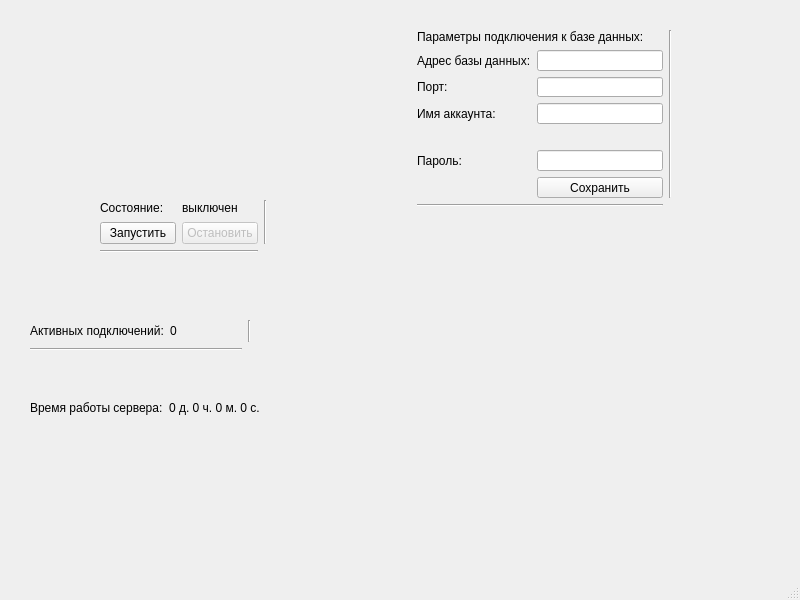
This is src/mainwindow.ui in SyrtcevVadim/BesMesServer as Qt 5 draws it before an edit. The edited form follows.
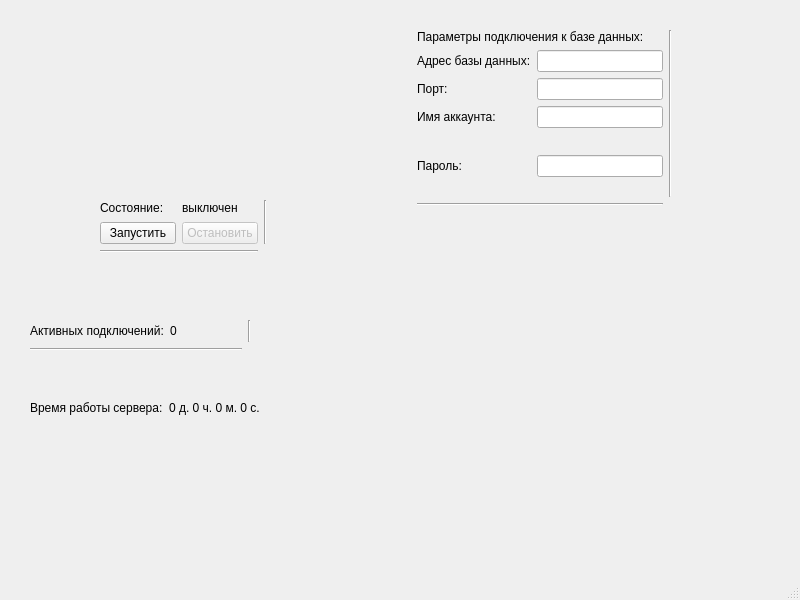
This is the edited form.

Commit message: Теперь параметры хранятся в TOML файле. Класс BesConfigReader реализует паттерн Одиночка.

The edit to the form file:
```diff
--- a/src/mainwindow.ui
+++ b/src/mainwindow.ui
@@ -199,13 +199,6 @@
        </property>
       </widget>
      </item>
-     <item row="6" column="1">
-      <widget class="QPushButton" name="saveConfigParametersBtn">
-       <property name="text">
-        <string>Сохранить</string>
-       </property>
-      </widget>
-     </item>
      <item row="5" column="1">
       <widget class="QLineEdit" name="databaseUserPasswordEdit">
        <property name="toolTip">
```
The commit also changes 23 other files.
